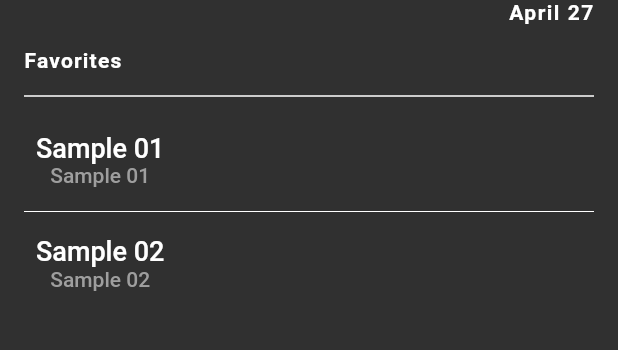
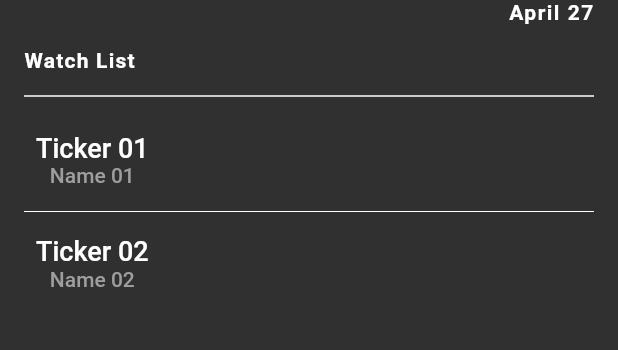
Before and after one commit to adityadave-usc/adityadave-usc.github.io, a Flutter app: the screen it shows after launch, on a phone screen of 412 x 824 dp, the part 132-482 px from its top. Run offline on Flutter 3.47's test engine with Material 2 defaults, Android fonts, the phone set to English and light mode, and no system bars; our stand-ins replace flutter_dotenv, flutter_spinkit, image_picker, shared_preferences.

Commit message:
add dismiss action to the home screen watch list

```diff
--- a/CSCI571/HwO4/stock_watch/lib/main.dart
+++ b/CSCI571/HwO4/stock_watch/lib/main.dart
@@ -1,5 +1,4 @@
 import 'package:flutter/material.dart';
-import 'package:flutter/rendering.dart';
 import 'package:flutter_dotenv/flutter_dotenv.dart';
 
 import 'package:stock_watch/pages/home.dart';
@@ -20,7 +19,7 @@ class StockWatchApp extends StatelessWidget {
   // This widget is the root of your application.
   @override
   Widget build(BuildContext context) {
-    debugPaintSizeEnabled = true;
+    // debugPaintSizeEnabled = true;
 
     return MaterialApp(
       title: 'Stock Watch',
--- /dev/null
+++ b/CSCI571/HwO4/stock_watch/lib/models/stock.dart
@@ -0,0 +1,7 @@
+class Stock {
+
+  final String ticker;
+  final String name;
+
+  const Stock({required this.ticker, required this.name});
+}
--- a/CSCI571/HwO4/stock_watch/lib/pages/home.dart
+++ b/CSCI571/HwO4/stock_watch/lib/pages/home.dart
@@ -1,5 +1,7 @@
 import 'package:intl/intl.dart';
 import 'package:flutter/material.dart';
+import 'package:stock_watch/models/stock.dart';
+import 'package:stock_watch/widgets/dismissible_widget.dart';
 
 class HomePage extends StatefulWidget {
   const HomePage({Key? key}) : super(key: key);
@@ -9,7 +11,10 @@ class HomePage extends StatefulWidget {
 }
 
 class _HomePageState extends State<HomePage> {
-  final List<String> favorites = <String>['Sample 01', 'Sample 02'];
+  final List<Stock> stockWatchlist = <Stock>[
+    const Stock(name: 'Name 01', ticker: 'Ticker 01'),
+    const Stock(name: 'Name 02', ticker: 'Ticker 02')
+  ];
 
   @override
   Widget build(BuildContext context) {
@@ -19,7 +24,10 @@ class _HomePageState extends State<HomePage> {
         appBar: AppBar(
           title: const Text(
             'Stock',
-            style: TextStyle(fontSize: 18.0, fontWeight: FontWeight.bold, letterSpacing: 0.4),
+            style: TextStyle(
+                fontSize: 18.0,
+                fontWeight: FontWeight.bold,
+                letterSpacing: 0.4),
           ),
           actions: [
             IconButton(
@@ -64,13 +72,13 @@ class _HomePageState extends State<HomePage> {
                 height: 16.0,
               ),
               const Text(
-                'Favorites',
+                'Watch List',
                 textAlign: TextAlign.start,
                 style:
                     TextStyle(letterSpacing: 0.8, fontWeight: FontWeight.bold),
               ),
               const Divider(height: 32.0, color: Colors.white, thickness: 1.0),
-              favorites.isEmpty
+              stockWatchlist.isEmpty
                   ? const Center(
                       child: Text(
                       'Empty',
@@ -82,32 +90,45 @@ class _HomePageState extends State<HomePage> {
                     ))
                   : Expanded(
                       child: ListView.separated(
-                      itemCount: favorites.length,
+                      itemCount: stockWatchlist.length,
                       itemBuilder: (BuildContext context, int index) {
-                        return TextButton(
-                              child: Row(
-                                children: [
-                                  Column(
-                                    children: [
-                                      Text(
-                                        favorites[index],
-                                        style: const TextStyle(
-                                            fontSize: 18.0,
-                                            color: Colors.white),
-                                      ),
-                                      Text(
-                                        favorites[index],
-                                        style:
-                                            const TextStyle(color: Colors.grey),
-                                      )
+                        return DismissibleWidget(
+                          item: stockWatchlist[index],
+                          child: stockTile(stockWatchlist[index]),
+                          confirmDismissed: (DismissDirection direction) {
+                            return showDialog(
+                                context: context,
+                                builder: (context) {
+                                  return AlertDialog(
+                                    title: const Text('Please Confirm', style: TextStyle(fontWeight: FontWeight.bold, letterSpacing: 0.8,)),
+                                    content: const Text(
+                                        'Are you sure, you want to remove item_name from favorites?'),
+                                    actions: [
+                                      TextButton(
+                                          onPressed: () {
+                                            Navigator.pop(context, true);
+                                          },
+                                          child: const Text('Delete')),
+                                      TextButton(
+                                          onPressed: () {
+                                            Navigator.pop(context, false);
+                                          },
+                                          child: const Text('Cancel'))
                                     ],
-                                  )
-                                ],
-                              ),
-                              onPressed: () {
-                                Navigator.pushNamed(context, '/stock_details');
-                              },
+                                  );
+                                });
+                          },
+                          onDismissed: (DismissDirection direction) {
+                            setState(() {
+                              stockWatchlist.removeAt(index);
+                            });
+                            const SnackBar snackBar = SnackBar(
+                              content: Text('AMZN removed from the watchlist'),
+                              duration: Duration(milliseconds: 800),
                             );
+                            ScaffoldMessenger.of(context).showSnackBar(snackBar);
+                          },
+                        );
                       },
                       separatorBuilder: (BuildContext context, int index) =>
                           const Divider(
@@ -118,4 +139,28 @@ class _HomePageState extends State<HomePage> {
           ),
         ));
   }
+
+  Widget stockTile(Stock stock) {
+    return TextButton(
+      child: Row(
+        children: [
+          Column(
+            children: [
+              Text(
+                stock.ticker,
+                style: const TextStyle(fontSize: 18.0, color: Colors.white),
+              ),
+              Text(
+                stock.name,
+                style: const TextStyle(color: Colors.grey),
+              )
+            ],
+          )
+        ],
+      ),
+      onPressed: () {
+        Navigator.pushNamed(context, '/stock_details');
+      },
+    );
+  }
 }
--- /dev/null
+++ b/CSCI571/HwO4/stock_watch/lib/widgets/dismissible_widget.dart
@@ -0,0 +1,36 @@
+import 'package:flutter/material.dart';
+
+class DismissibleWidget<T> extends StatelessWidget {
+
+  final T item;
+  final Widget child;
+  final DismissDirectionCallback onDismissed;
+  final ConfirmDismissCallback confirmDismissed;
+
+  const DismissibleWidget({
+      Key? key,
+      required this.item,
+      required this.child,
+      required this.confirmDismissed,
+      required this.onDismissed,
+  }): super(key: key);
+
+
+  @override
+  Widget build(BuildContext context) => Dismissible(
+      key: ObjectKey(item),
+      child: child,
+      direction: DismissDirection.endToStart,
+      onDismissed: onDismissed,
+      confirmDismiss: confirmDismissed,
+      background: buildSwipeActionRight(),
+  );
+
+  Widget buildSwipeActionRight() => Container(
+    alignment: Alignment.centerRight,
+    padding:  const EdgeInsets.symmetric(horizontal: 32.0),
+    color: Colors.red,
+    child: const Icon(Icons.delete_forever, color: Colors.white, size: 32.0,),
+  );
+
+}
```
